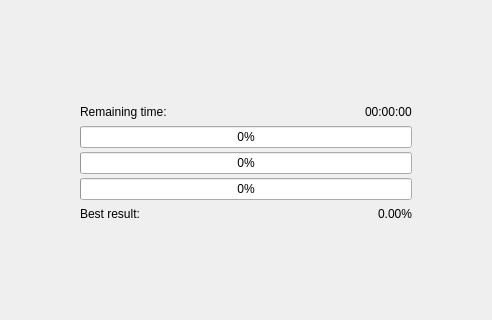
The window that app/src/main/mainwindow.ui (Gris87/TInvestor) describes before a commit, drawn with Qt 5; both pictures show x 266 to 758 and y 251 to 571 of the 1024 by 768 pixel window.
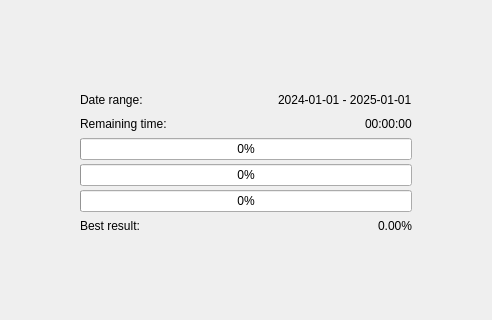
The same window after the commit. The open tabs and pages were chosen to show the change. Icons and pictures are not drawn. Custom widgets are drawn as their Qt base class.

Commit message: Display simulation date range on a screen

```diff
--- a/app/src/main/mainwindow.ui
+++ b/app/src/main/mainwindow.ui
@@ -289,6 +289,40 @@
                   <property name="bottomMargin">
                    <number>0</number>
                   </property>
+                  <item>
+                   <layout class="QHBoxLayout" name="horizontalLayout_8">
+                    <property name="spacing">
+                     <number>4</number>
+                    </property>
+                    <item>
+                     <widget class="QLabel" name="label_5">
+                      <property name="text">
+                       <string>Date range:</string>
+                      </property>
+                     </widget>
+                    </item>
+                    <item>
+                     <spacer name="horizontalSpacer_7">
+                      <property name="orientation">
+                       <enum>Qt::Orientation::Horizontal</enum>
+                      </property>
+                      <property name="sizeHint" stdset="0">
+                       <size>
+                        <width>40</width>
+                        <height>20</height>
+                       </size>
+                      </property>
+                     </spacer>
+                    </item>
+                    <item>
+                     <widget class="QLabel" name="simulatorDateRangeLabel">
+                      <property name="text">
+                       <string notr="true">2024-01-01 - 2025-01-01</string>
+                      </property>
+                     </widget>
+                    </item>
+                   </layout>
+                  </item>
                   <item>
                    <layout class="QHBoxLayout" name="horizontalLayout_6">
                     <property name="spacing">
```
The commit also changes 7 other files.
